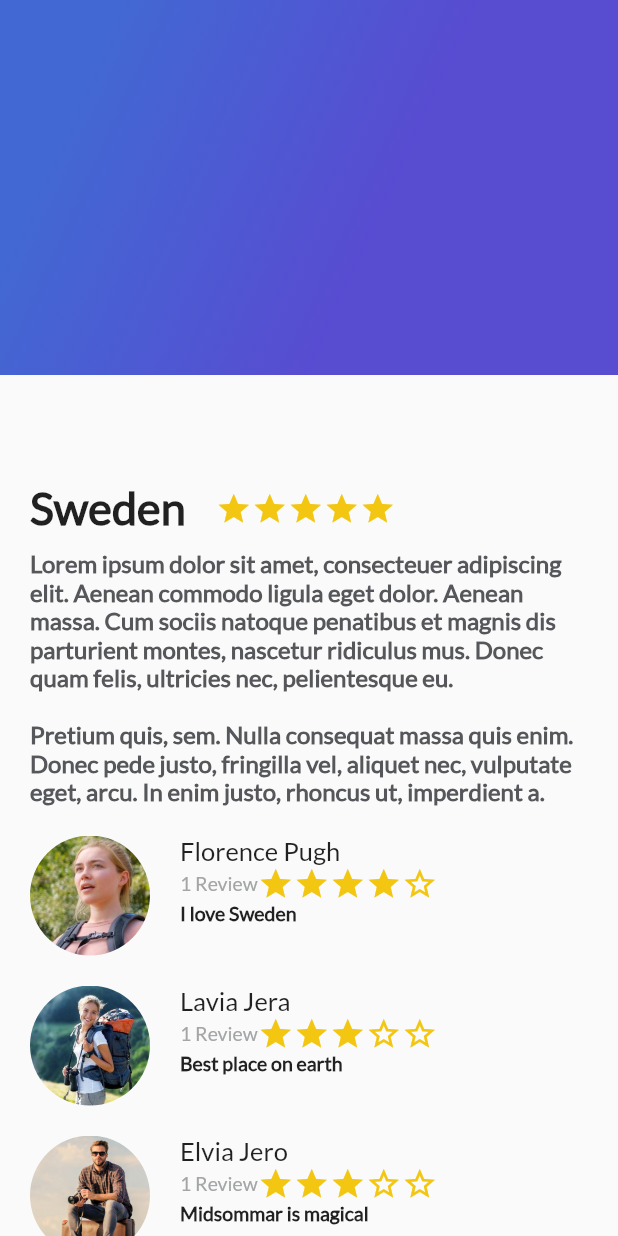
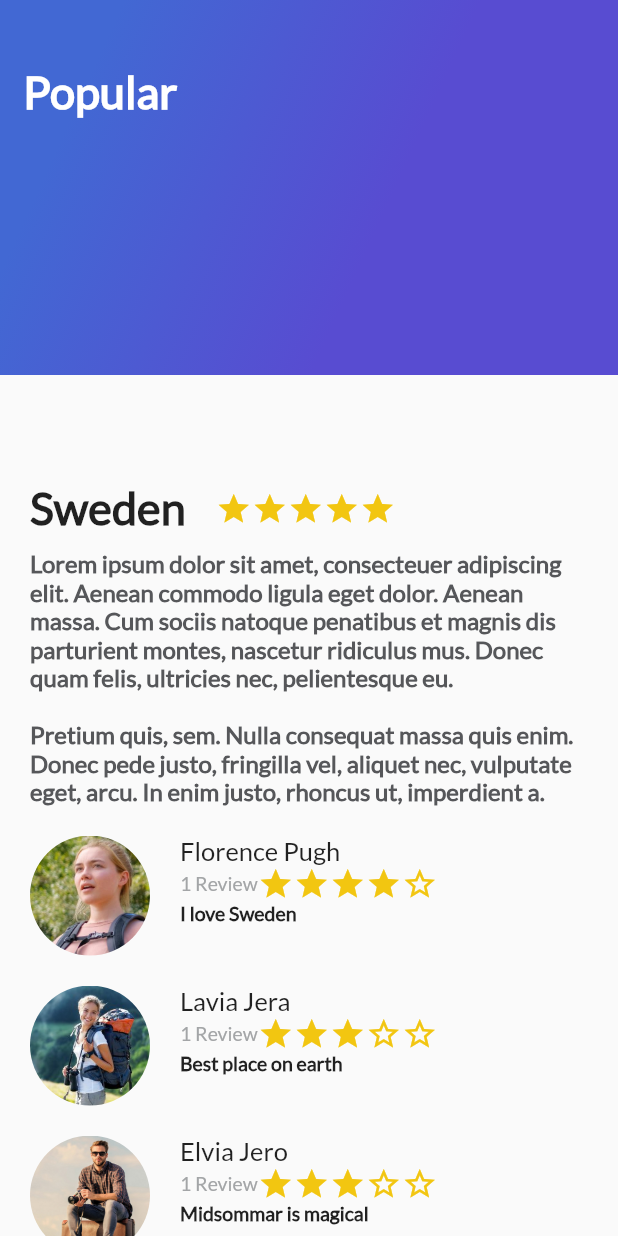
Before and after one commit to theJuanon/trips_app, a Flutter app: the screen it shows after launch, on a phone screen of 412 x 824 dp. Run offline on Flutter 3.47's test engine with Material 2 defaults, Android fonts, the phone set to English and light mode, and no system bars; our stand-ins replace google_fonts.

Commit message:
add title and statusbar transparency

```diff
--- a/lib/gradient_back.dart
+++ b/lib/gradient_back.dart
@@ -1,6 +1,10 @@
 import 'package:flutter/material.dart';
 
 class GradientBack extends StatelessWidget {
+  final String title;
+
+  GradientBack(this.title);
+
   @override
   Widget build(BuildContext context) {
     return Container(
@@ -12,6 +16,13 @@ class GradientBack extends StatelessWidget {
               end: FractionalOffset(1.0, 0.6),
               stops: [0.0, 0.6],
               tileMode: TileMode.clamp)),
+      child: Text(title,
+          style: TextStyle(
+              color: Colors.white,
+              fontSize: 30.0,
+              fontFamily: "Lato",
+              fontWeight: FontWeight.bold)),
+      alignment: Alignment(-0.9, -0.6),
     );
   }
 }
--- a/lib/main.dart
+++ b/lib/main.dart
@@ -1,10 +1,14 @@
 import 'package:flutter/material.dart';
+import 'package:flutter/services.dart';
 import 'description_place.dart';
 import 'review.dart';
 import 'review_list.dart';
 import 'gradient_back.dart';
 
 void main() {
+  SystemChrome.setSystemUIOverlayStyle(SystemUiOverlayStyle(
+      statusBarColor: Colors.transparent,
+      statusBarBrightness: Brightness.light));
   runApp(MyApp());
 }
 
@@ -48,7 +52,7 @@ class MyApp extends StatelessWidget {
             DescriptionPlace("Sweden", 5, descriptionDummy),
             ReviewList(reviews)
           ]),
-          GradientBack()
+          GradientBack("Popular")
         ],
       )),
     );
```
